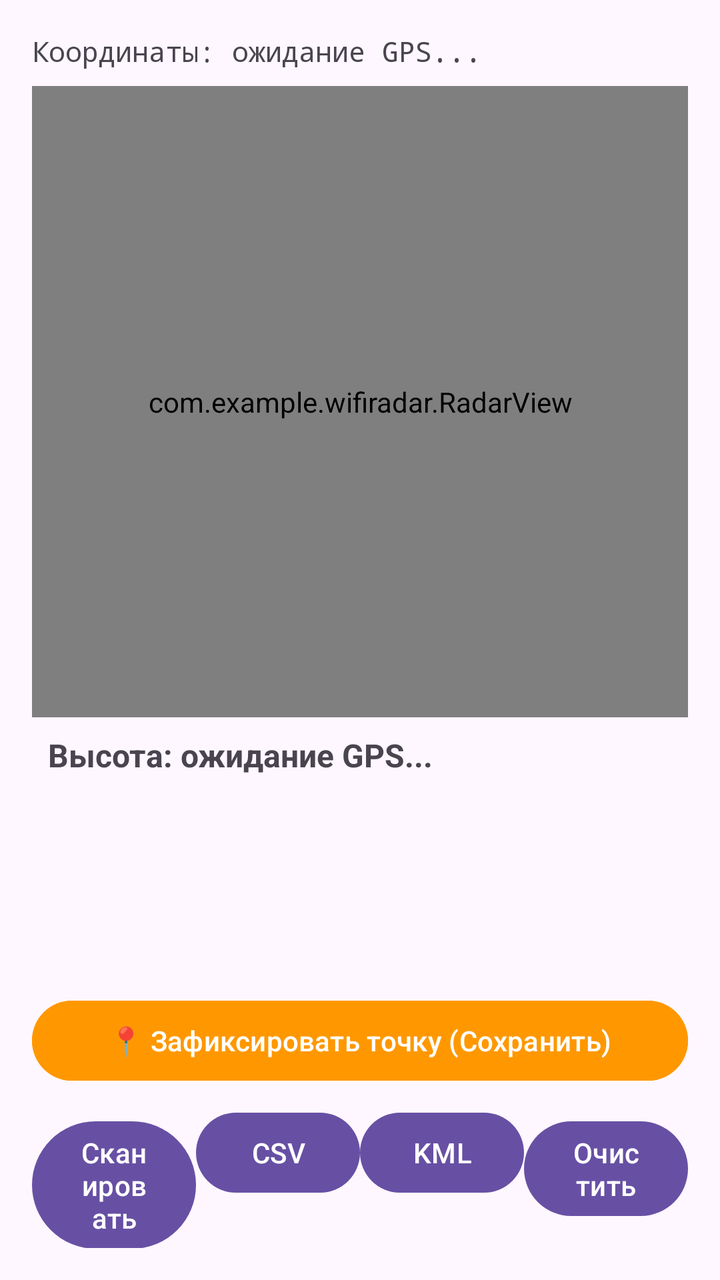
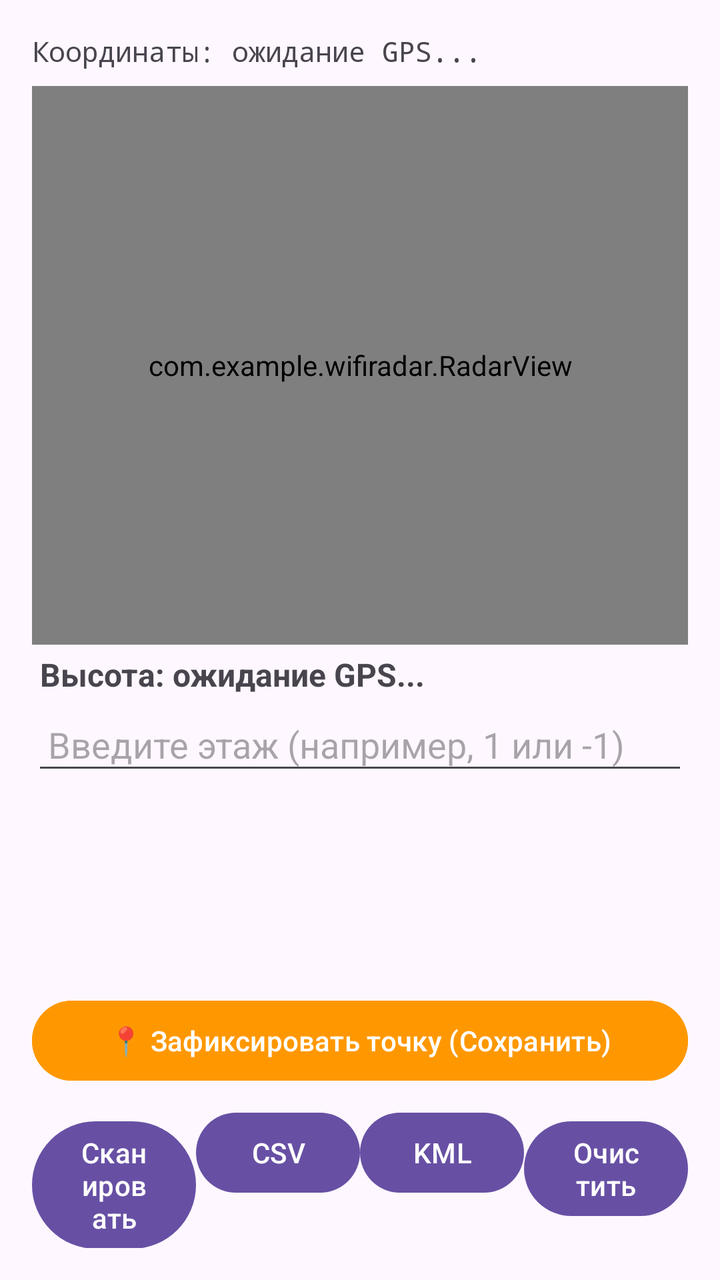

The first picture is an Android layout as it rendered before a commit; the second is the same layout after the commit. The layout source and the unified diff follow.
<!-- AndroidManifest.xml: application theme Theme.WifiRadar -->
<!-- res/layout/activity_main.xml -->
<?xml version="1.0" encoding="utf-8"?>

<LinearLayout xmlns:android="http://schemas.android.com/apk/res/android"
    android:layout_width="match_parent"
    android:layout_height="match_parent"
    android:orientation="vertical"
    android:padding="16dp">

    <TextView
        android:id="@+id/tvLocation"
        android:layout_width="match_parent"
        android:layout_height="wrap_content"
        android:text="Координаты: ожидание GPS..."
        android:textSize="14sp"
        android:fontFamily="monospace"
        android:paddingBottom="8dp"/>

    <com.example.wifiradar.RadarView
        android:id="@+id/radarView"
        android:layout_width="match_parent"
        android:layout_height="0dp"
        android:layout_weight="1" />

    <TextView
        android:id="@+id/tvAltitude"
        android:layout_width="match_parent"
        android:layout_height="wrap_content"
        android:text="Высота: ожидание GPS..."
        android:textSize="16sp"
        android:textStyle="bold"
        android:padding="8dp" />

    <ScrollView
        android:layout_width="match_parent"
        android:layout_height="100dp">
        <TextView
            android:id="@+id/tvNetworks"
            android:layout_width="match_parent"
            android:layout_height="wrap_content"
            android:textSize="12sp"
            android:fontFamily="monospace" />
    </ScrollView>

    <Button
        android:id="@+id/btnMarkPoint"
        android:layout_width="match_parent"
        android:layout_height="wrap_content"
        android:text="📍 Зафиксировать точку (Сохранить)"
        android:backgroundTint="#FF9800"
        android:textColor="#FFFFFF"/>

    <LinearLayout
        android:layout_width="match_parent"
        android:layout_height="wrap_content"
        android:orientation="horizontal"
        android:layout_marginTop="8dp">
        <Button android:id="@+id/btnScan" android:layout_width="0dp" android:layout_weight="1" android:layout_height="wrap_content" android:text="Сканировать" />
        <Button android:id="@+id/btnExportCsv" android:layout_width="0dp" android:layout_weight="1" android:layout_height="wrap_content" android:text="CSV" />
        <Button android:id="@+id/btnExportKml" android:layout_width="0dp" android:layout_weight="1" android:layout_height="wrap_content" android:text="KML" />
        <Button android:id="@+id/btnClear" android:layout_width="0dp" android:layout_weight="1" android:layout_height="wrap_content" android:text="Очистить" />
    </LinearLayout>
</LinearLayout>
<!-- resources referenced by this layout -->
<resources>
  <style name="Theme.WifiRadar" parent="Theme.Material3.DayNight" />
</resources>

<!-- the commit's change to res/layout/activity_main.xml (unified diff, before → after) -->
@@ -28,7 +28,17 @@
         android:text="Высота: ожидание GPS..."
         android:textSize="16sp"
         android:textStyle="bold"
-        android:padding="8dp" />
+        android:padding="4dp" />
+
+    
+    <EditText
+        android:id="@+id/etFloor"
+        android:layout_width="match_parent"
+        android:layout_height="wrap_content"
+        android:hint="Введите этаж (например, 1 или -1)"
+        android:inputType="numberSigned"
+        android:padding="8dp"
+        android:layout_marginBottom="4dp"/>
 
     <ScrollView
         android:layout_width="match_parent"
